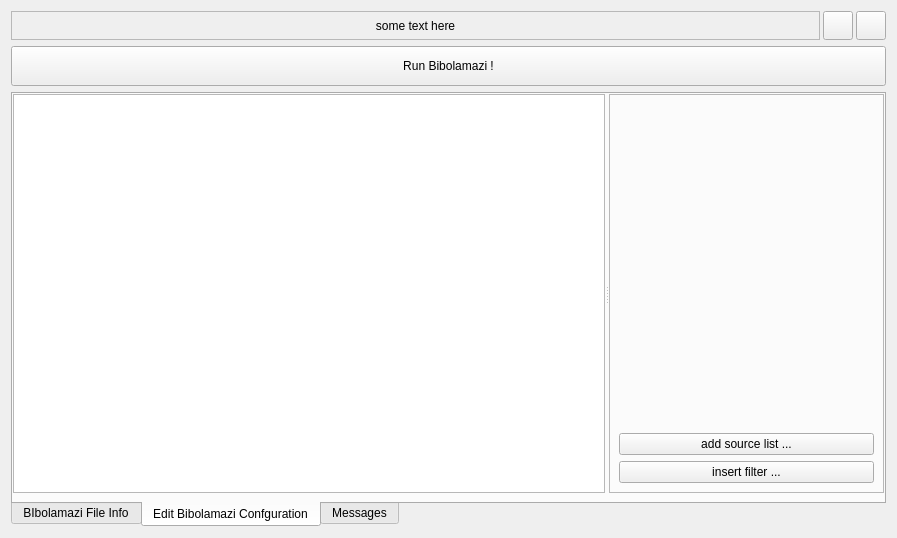
Qt form gui/openbibfile.ui (phfaist/bibolamazi) before a commit.
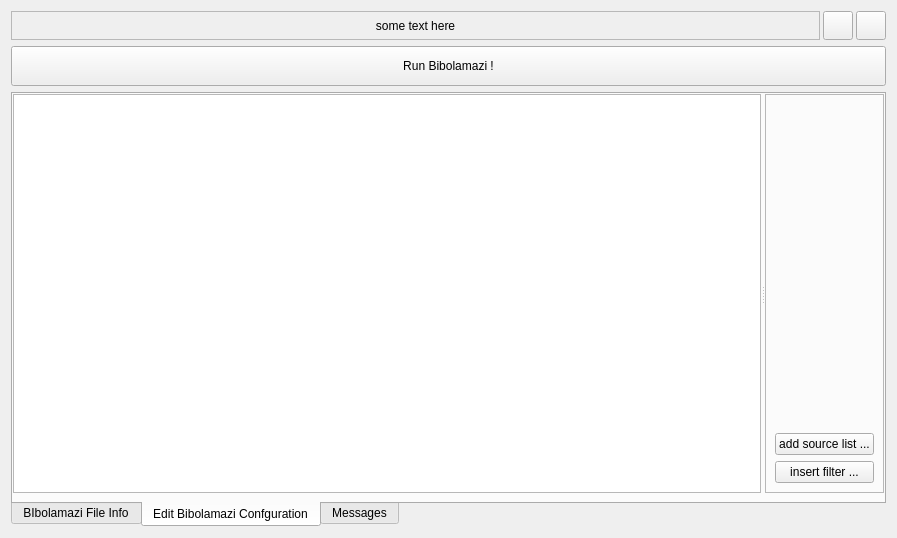
The same form after that commit. Icons and pictures are not drawn. Custom widgets are drawn as their Qt base class.

Patch:
```diff
--- a/gui/openbibfile.ui
+++ b/gui/openbibfile.ui
@@ -98,6 +98,12 @@
           <enum>Qt::Horizontal</enum>
          </property>
          <widget class="QTextEdit" name="txtConfig">
+          <property name="sizePolicy">
+           <sizepolicy hsizetype="Expanding" vsizetype="Expanding">
+            <horstretch>9</horstretch>
+            <verstretch>0</verstretch>
+           </sizepolicy>
+          </property>
           <property name="font">
            <font>
             <family>Courier 10 Pitch</family>
```
Left out of the diff: 2 changed lines with no effect on the pictures.
